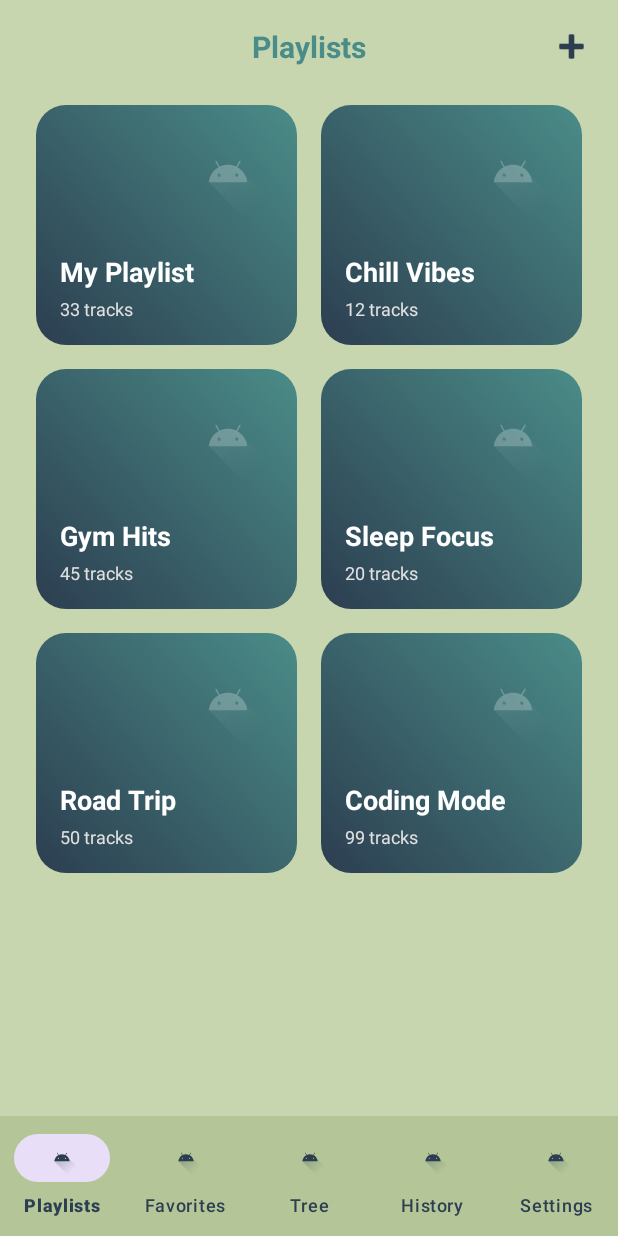
After one commit to Alime21/Branchify_Music_App, an Android app: the fragment PlaylistsFragment placed in its activity, on a phone screen of 412 x 824 dp. The commit adds this screen. Run offline under Robolectric (Android 15) with nearby library versions, the phone set to English and light mode, and no system bars.

Commit message:
Playlists open when you click View All

```diff
--- a/app/src/main/java/msku/ceng/madlab/branchify_mobile_app/model/Playlist.java
+++ b/app/src/main/java/msku/ceng/madlab/branchify_mobile_app/model/Playlist.java
@@ -1,4 +1,19 @@
 package msku.ceng.madlab.branchify_mobile_app.model;
 
 public class Playlist {
+    private String name;
+    private String trackCount;
+
+    public Playlist(String name, String trackCount) {
+        this.name = name;
+        this.trackCount = trackCount;
+    }
+
+    public String getName() {
+        return name;
+    }
+
+    public String getTrackCount() {
+        return trackCount;
+    }
 }
--- a/app/src/main/java/msku/ceng/madlab/branchify_mobile_app/view/adapters/PlaylistAdapter.java
+++ b/app/src/main/java/msku/ceng/madlab/branchify_mobile_app/view/adapters/PlaylistAdapter.java
@@ -1,4 +1,51 @@
-package msku.ceng.madlab.branchify_mobile_app.view.adapters;
+package msku.ceng.madlab.branchify_mobile.view.adapters;
 
-public class PlaylistAdapter {
+import android.view.LayoutInflater;
+import android.view.View;
+import android.view.ViewGroup;
+import android.widget.TextView;
+import androidx.annotation.NonNull;
+import androidx.recyclerview.widget.RecyclerView;
+import java.util.List;
+import msku.ceng.madlab.branchify_mobile_app.R;
+import msku.ceng.madlab.branchify_mobile_app.model.Playlist;
+
+public class PlaylistAdapter extends RecyclerView.Adapter<PlaylistAdapter.ViewHolder> {
+
+    private List<Playlist> playlistList;
+
+    public PlaylistAdapter(List<Playlist> playlistList) {
+        this.playlistList = playlistList;
+    }
+
+    @NonNull
+    @Override
+    public ViewHolder onCreateViewHolder(@NonNull ViewGroup parent, int viewType) {
+        // Hazırladığımız grid kutu tasarımını bağlıyoruz
+        View view = LayoutInflater.from(parent.getContext())
+                .inflate(R.layout.item_playlist_grid, parent, false);
+        return new ViewHolder(view);
+    }
+
+    @Override
+    public void onBindViewHolder(@NonNull ViewHolder holder, int position) {
+        Playlist playlist = playlistList.get(position);
+        holder.textName.setText(playlist.getName());
+        holder.textCount.setText(playlist.getTrackCount());
+    }
+
+    @Override
+    public int getItemCount() {
+        return playlistList.size();
+    }
+
+    public static class ViewHolder extends RecyclerView.ViewHolder {
+        TextView textName, textCount;
+
+        public ViewHolder(@NonNull View itemView) {
+            super(itemView);
+            textName = itemView.findViewById(R.id.textPlaylistName);
+            textCount = itemView.findViewById(R.id.textTrackCount);
+        }
+    }
 }
--- a/app/src/main/java/msku/ceng/madlab/branchify_mobile_app/view/fragments/HomeFragment.java
+++ b/app/src/main/java/msku/ceng/madlab/branchify_mobile_app/view/fragments/HomeFragment.java
@@ -4,15 +4,33 @@ import android.os.Bundle;
 import android.view.LayoutInflater;
 import android.view.View;
 import android.view.ViewGroup;
+import android.widget.TextView;
+
 import androidx.annotation.NonNull;
 import androidx.annotation.Nullable;
 import androidx.fragment.app.Fragment;
+import androidx.fragment.app.FragmentTransaction;
+
 import msku.ceng.madlab.branchify_mobile_app.R;
 
 public class HomeFragment extends Fragment{
     @Nullable
     @Override
     public View onCreateView(@NonNull LayoutInflater inflater, @Nullable ViewGroup container, @Nullable Bundle savedInstanceState) {
-        return inflater.inflate(R.layout.fragment_home, container, false);
+       View view = inflater.inflate(R.layout.fragment_home, container, false);
+       //find View All from ID on fragment_home.xml
+       TextView btnViewAll = view.findViewById(R.id.textPlaylistsViewAll);
+       //click event
+        btnViewAll.setOnClickListener(new View.OnClickListener() {
+            @Override
+            public void onClick(View v) {
+                Fragment playlistsFragment = new PlaylistsFragment();
+                FragmentTransaction transaction = getParentFragmentManager().beginTransaction();
+                transaction.replace(R.id.fragment_container, playlistsFragment);
+                transaction.addToBackStack(null);
+                transaction.commit();
+            }
+        });
+        return view;
     }
 }
--- a/app/src/main/java/msku/ceng/madlab/branchify_mobile_app/view/fragments/PlaylistFragment.java
+++ /dev/null
@@ -1,4 +0,0 @@
-package msku.ceng.madlab.branchify_mobile_app.view.fragments;
-
-public class PlaylistFragment {
-}
--- /dev/null
+++ b/app/src/main/java/msku/ceng/madlab/branchify_mobile_app/view/fragments/PlaylistsFragment.java
@@ -0,0 +1,43 @@
+package msku.ceng.madlab.branchify_mobile_app.view.fragments;
+import android.os.Bundle;
+import android.view.LayoutInflater;
+import android.view.View;
+import android.view.ViewGroup;
+
+import androidx.fragment.app.Fragment;
+import androidx.recyclerview.widget.GridLayoutManager;
+import androidx.recyclerview.widget.RecyclerView;
+
+import org.jspecify.annotations.NonNull;
+import org.jspecify.annotations.Nullable;
+
+import java.util.ArrayList;
+import java.util.List;
+
+import msku.ceng.madlab.branchify_mobile_app.R;
+import msku.ceng.madlab.branchify_mobile_app.model.Playlist;
+
+public class PlaylistsFragment extends Fragment{
+    @Override
+    public View onCreateView(@NonNull LayoutInflater inflater, @Nullable ViewGroup container, @Nullable Bundle savedInstanceState) {
+        View view = inflater.inflate(R.layout.fragment_playlists, container, false);
+
+        RecyclerView recyclerView = view.findViewById(R.id.recyclerPlaylists);
+        // 2 boxes side by side
+        recyclerView.setLayoutManager(new GridLayoutManager(getContext(), 2));
+        // dummy datasets
+        List<Playlist> data = new ArrayList<>();
+        data.add(new Playlist("My Playlist", "33 tracks"));
+        data.add(new Playlist("Chill Vibes", "12 tracks"));
+        data.add(new Playlist("Gym Hits", "45 tracks"));
+        data.add(new Playlist("Sleep Focus", "20 tracks"));
+        data.add(new Playlist("Road Trip", "50 tracks"));
+        data.add(new Playlist("Coding Mode", "99 tracks"));
+
+        msku.ceng.madlab.branchify_mobile.view.adapters.PlaylistAdapter adapter = new msku.ceng.madlab.branchify_mobile.view.adapters.PlaylistAdapter(data);
+        recyclerView.setAdapter(adapter);
+
+        return view;
+
+    }
+}
--- /dev/null
+++ b/app/src/main/res/drawable/bg_playlist_card_gradient.xml
@@ -0,0 +1,6 @@
+<?xml version="1.0" encoding="utf-8"?>
+<shape xmlns:android="http://schemas.android.com/apk/res/android">
+    <gradient
+        android:startColor="#2C3E50"
+        android:endColor="#4A8C88"
+        android:angle="45"/> <corners android:radius="20dp"/> </shape>
--- a/app/src/main/res/layout/fragment_home.xml
+++ b/app/src/main/res/layout/fragment_home.xml
@@ -61,6 +61,7 @@
                 android:textSize="18sp"/>
 
             <TextView
+                android:id="@+id/textPlaylistsViewAll"
                 android:layout_width="wrap_content"
                 android:layout_height="wrap_content"
                 android:text="View all"
--- /dev/null
+++ b/app/src/main/res/layout/fragment_playlists.xml
@@ -0,0 +1,39 @@
+<?xml version="1.0" encoding="utf-8"?>
+<LinearLayout xmlns:android="http://schemas.android.com/apk/res/android"
+    android:layout_width="match_parent"
+    android:layout_height="match_parent"
+    xmlns:app="http://schemas.android.com/apk/res-auto"
+    android:orientation="vertical"
+    android:background="#C8D6AF"
+    android:padding="16dp">
+
+    <RelativeLayout
+        android:layout_width="match_parent"
+        android:layout_height="wrap_content"
+        android:layout_marginBottom="16dp">
+
+        <TextView
+            android:layout_width="wrap_content"
+            android:layout_height="wrap_content"
+            android:text="Playlists"
+            android:textSize="20sp"
+            android:textStyle="bold"
+            android:textColor="#4A8C88"
+            android:layout_centerInParent="true"/>
+
+        <ImageView
+            android:id="@+id/btnAddPlaylist"
+            android:layout_width="30dp"
+            android:layout_height="30dp"
+            android:src="@android:drawable/ic_input_add"
+            app:tint="#2C3E50"
+            android:layout_alignParentEnd="true"
+            android:layout_centerVertical="true"/>
+    </RelativeLayout>
+
+    <androidx.recyclerview.widget.RecyclerView
+        android:id="@+id/recyclerPlaylists"
+        android:layout_width="match_parent"
+        android:layout_height="match_parent"/>
+
+</LinearLayout>
--- /dev/null
+++ b/app/src/main/res/layout/item_playlist_grid.xml
@@ -0,0 +1,39 @@
+<?xml version="1.0" encoding="utf-8"?>
+<androidx.constraintlayout.widget.ConstraintLayout xmlns:android="http://schemas.android.com/apk/res/android"
+    android:layout_width="match_parent"
+    android:layout_height="160dp"
+    xmlns:app="http://schemas.android.com/apk/res-auto"
+    android:layout_margin="8dp"
+    android:background="@drawable/bg_playlist_card_gradient"
+    android:padding="16dp">
+    <TextView
+        android:id="@+id/textPlaylistName"
+        android:layout_width="match_parent"
+        android:layout_height="wrap_content"
+        android:text="Lorem Ipsum"
+        android:textColor="#FFFFFF"
+        android:textSize="18sp"
+        android:textStyle="bold"
+        app:layout_constraintBottom_toTopOf="@+id/textTrackCount"
+        app:layout_constraintStart_toStartOf="parent"
+        android:layout_marginBottom="4dp"/>
+
+    <TextView
+        android:id="@+id/textTrackCount"
+        android:layout_width="match_parent"
+        android:layout_height="wrap_content"
+        android:text="33 tracks"
+        android:textColor="#E0E0E0"
+        android:textSize="12sp"
+        app:layout_constraintBottom_toBottomOf="parent"
+        app:layout_constraintStart_toStartOf="parent"/>
+
+    <ImageView
+        android:layout_width="60dp"
+        android:layout_height="60dp"
+        android:src="@drawable/ic_launcher_foreground"
+        app:tint="#40FFFFFF"
+        app:layout_constraintTop_toTopOf="parent"
+        app:layout_constraintEnd_toEndOf="parent"/>
+
+</androidx.constraintlayout.widget.ConstraintLayout>
```
